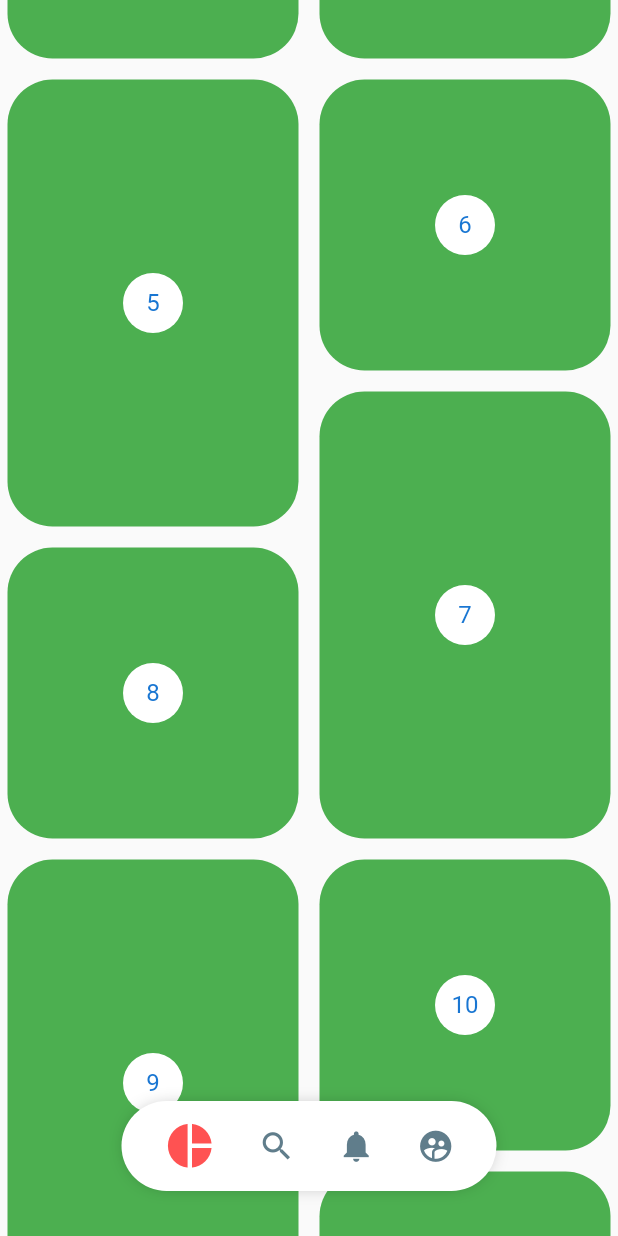
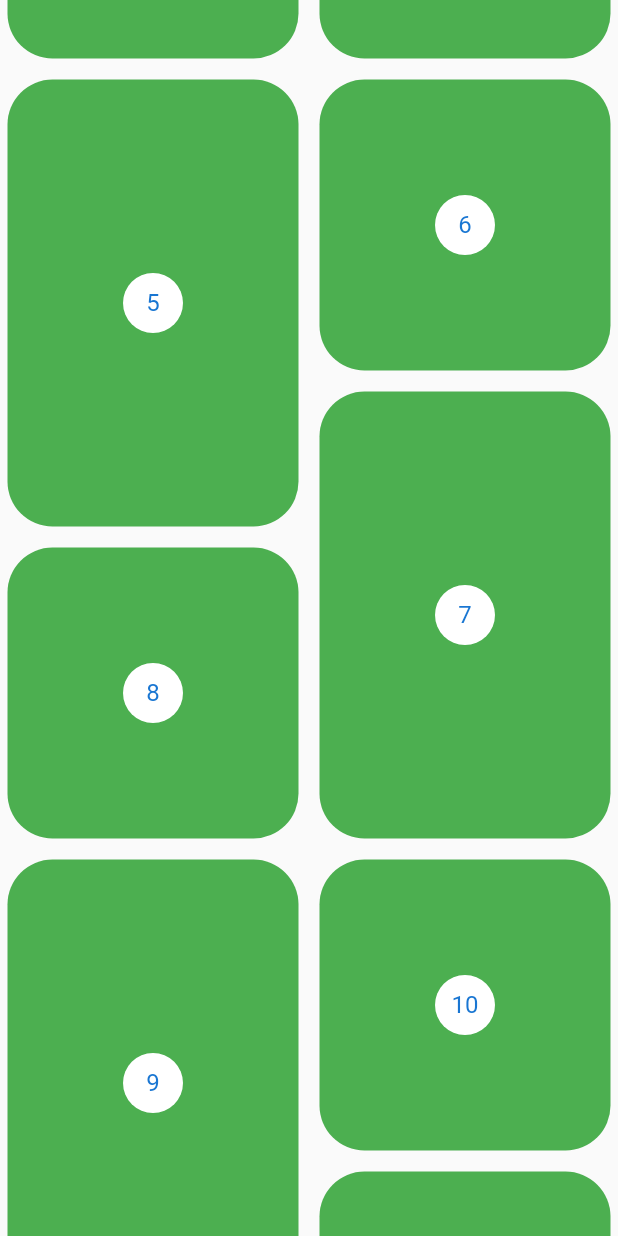
Before and after one commit to jkyon/custom_drawer, a Flutter app: the screen it shows after launch, scrolled down 576 dp, on a phone screen of 412 x 824 dp. Run offline on Flutter 3.47's test engine with Material 2 defaults, Android fonts, the phone set to English and light mode, and no system bars; our stand-ins replace flutter_svg.

```diff
--- a/lib/src/pages/pinterest_page.dart
+++ b/lib/src/pages/pinterest_page.dart
@@ -1,47 +1,75 @@
 import 'package:custom_drawer/src/widgets/pinterest_menu.dart';
 import 'package:flutter/material.dart';
 import 'package:flutter_staggered_grid_view/flutter_staggered_grid_view.dart';
+import 'package:provider/provider.dart';
 
 class PinterestPage extends StatelessWidget {
   const PinterestPage({Key key}) : super(key: key);
 
   @override
   Widget build(BuildContext context) {
-    return Scaffold(
-      //body: PinterestMenu(),
-      body: Stack(
-        children: [
-          PinterestGrid(),
-          _PitenterestMenuPositioned()
-        ],
+    return ChangeNotifierProvider(
+      create: (_) => _MenuModel(),
+      child: Scaffold(
+        //body: PinterestMenu(),
+        body: Stack(
+          children: [PinterestGrid(), _PitenterestMenuPositioned()],
+        ),
       ),
     );
   }
 }
 
 class _PitenterestMenuPositioned extends StatelessWidget {
-
   @override
   Widget build(BuildContext context) {
     final screenWidth = MediaQuery.of(context).size.width;
+    final show = Provider.of<_MenuModel>(context).show;
     return Positioned(
         bottom: 30,
         child: Container(
           width: screenWidth,
           child: Align(
-            child: PinterestMenu(),
+            child: PinterestMenu(
+              show: show,
+            ),
           ),
         ));
   }
 }
 
-class PinterestGrid extends StatelessWidget {
+class PinterestGrid extends StatefulWidget {
+  PinterestGrid({Key key}) : super(key: key);
+
+  @override
+  _PinterestGridState createState() => _PinterestGridState();
+}
+
+class _PinterestGridState extends State<PinterestGrid> {
   final List items = List.generate(200, (index) => index);
-  PinterestGrid({Key key}) : super(key: key);
+
+  ScrollController controller = ScrollController();
+  double scrollBefore = 0;
+
+  @override
+  void initState() {
+    this.controller
+      ..addListener(() {
+        if (controller.offset > scrollBefore) {
+          Provider.of<_MenuModel>(context, listen: false).show = false;
+        } else {
+          Provider.of<_MenuModel>(context, listen: false).show = true;
+        }
+
+        scrollBefore = controller.offset;
+      });
+    super.initState();
+  }
 
   @override
   Widget build(BuildContext context) {
     return StaggeredGridView.countBuilder(
+      controller: this.controller,
       crossAxisCount: 4,
       itemCount: items.length,
       itemBuilder: (BuildContext context, int index) => _PinterestItem(
@@ -52,6 +80,12 @@ class PinterestGrid extends StatelessWidget {
       mainAxisSpacing: 4.0,
       crossAxisSpacing: 4.0,
     );
+  }
+
+  @override
+  void dispose() {
+    this.controller.dispose();
+    super.dispose();
   }
 }
 
@@ -77,3 +111,14 @@ class _PinterestItem extends StatelessWidget {
         ));
   }
 }
+
+class _MenuModel with ChangeNotifier {
+  bool _show = true;
+
+  bool get show => this._show;
+
+  set show(bool value) {
+    this._show = value;
+    notifyListeners();
+  }
+}
--- a/lib/src/widgets/pinterest_menu.dart
+++ b/lib/src/widgets/pinterest_menu.dart
@@ -32,18 +32,26 @@ class PinterestMenu extends StatelessWidget {
         })
   ];
 
+  final bool show;
+
+  PinterestMenu({this.show = true});
+
   @override
   Widget build(BuildContext context) {
     return ChangeNotifierProvider(
       create: (_) => _MenuModel(),
-      child: _PinterestMenuBackground(_MenuItems(this.items)),
+      child: AnimatedOpacity(
+        duration: Duration(milliseconds: 250),
+        opacity: this.show ? 1 : 0,
+        child: _PinterestMenuBackground(child: _MenuItems(this.items)),
+      ),
     );
   }
 }
 
 class _PinterestMenuBackground extends StatelessWidget {
   final Widget child;
-  _PinterestMenuBackground(this.child);
+  _PinterestMenuBackground({this.child});
 
   @override
   Widget build(BuildContext context) {
@@ -55,11 +63,7 @@ class _PinterestMenuBackground extends StatelessWidget {
           color: Colors.white,
           borderRadius: BorderRadius.all(Radius.circular(100)),
           boxShadow: [
-            BoxShadow(
-              color: Colors.black38,
-              blurRadius: 10,
-              spreadRadius: -5
-            )
+            BoxShadow(color: Colors.black38, blurRadius: 10, spreadRadius: -5)
           ]),
     );
   }
@@ -74,11 +78,7 @@ class _MenuItems extends StatelessWidget {
     return Row(
       mainAxisAlignment: MainAxisAlignment.spaceEvenly,
       children: List.generate(items.length,
-          (index) => _PinterestMenuButton(
-            button: items[index],
-            index: index
-          )
-      ),
+          (index) => _PinterestMenuButton(button: items[index], index: index)),
     );
   }
 }
```
